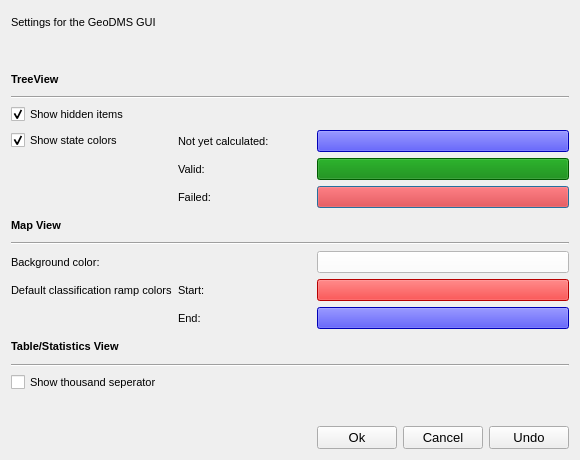
This is qtgui/exe/res/ui/DmsGuiOptionsWindow.ui in ObjectVision/GeoDMS as Qt 5 draws it before an edit. The edited form follows.
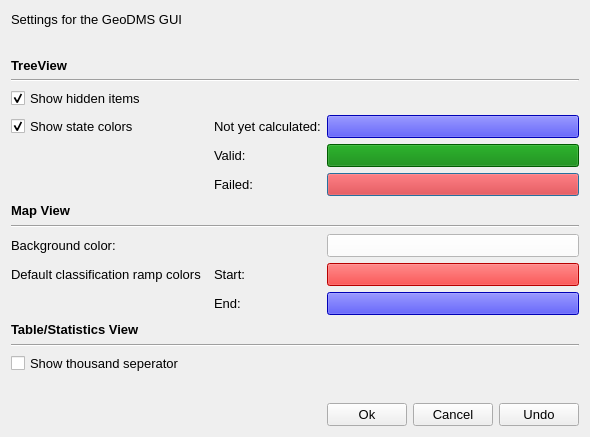
This is the edited form.

Commit message: minimum size removed

Patch:
```diff
--- a/qtgui/exe/res/ui/DmsGuiOptionsWindow.ui
+++ b/qtgui/exe/res/ui/DmsGuiOptionsWindow.ui
@@ -6,8 +6,8 @@
    <rect>
     <x>0</x>
     <y>0</y>
-    <width>580</width>
-    <height>460</height>
+    <width>573</width>
+    <height>437</height>
    </rect>
   </property>
   <property name="sizePolicy">
@@ -18,8 +18,8 @@
   </property>
   <property name="minimumSize">
    <size>
-    <width>1</width>
-    <height>1</height>
+    <width>0</width>
+    <height>0</height>
    </size>
   </property>
   <property name="windowTitle">
@@ -32,7 +32,7 @@
       <widget class="QLabel" name="lbl_mapview">
        <property name="font">
         <font>
-         <pointsize>8</pointsize>
+         <pointsize>10</pointsize>
          <weight>75</weight>
          <bold>true</bold>
         </font>
@@ -46,7 +46,7 @@
       <widget class="QLabel" name="lbl_valid">
        <property name="font">
         <font>
-         <pointsize>8</pointsize>
+         <pointsize>10</pointsize>
         </font>
        </property>
        <property name="text">
@@ -64,16 +64,21 @@
        </property>
        <property name="font">
         <font>
-         <pointsize>8</pointsize>
+         <pointsize>10</pointsize>
         </font>
        </property>
        <property name="text">
-        <string>Default classification ramp colors</string>
+        <string>Default classification ramp colors  </string>
        </property>
       </widget>
      </item>
      <item row="10" column="3">
       <widget class="QPushButton" name="m_failed_color_ti_button">
+       <property name="font">
+        <font>
+         <pointsize>10</pointsize>
+        </font>
+       </property>
        <property name="styleSheet">
         <string notr="true">background-color:red;
 </string>
@@ -87,7 +92,7 @@
       <widget class="QLabel" name="lbl_failed">
        <property name="font">
         <font>
-         <pointsize>8</pointsize>
+         <pointsize>10</pointsize>
         </font>
        </property>
        <property name="text">
@@ -103,6 +108,11 @@
          <verstretch>0</verstretch>
         </sizepolicy>
        </property>
+       <property name="font">
+        <font>
+         <pointsize>10</pointsize>
+        </font>
+       </property>
        <property name="orientation">
         <enum>Qt::Horizontal</enum>
        </property>
@@ -112,7 +122,7 @@
       <widget class="QLabel" name="lbl_background_color">
        <property name="font">
         <font>
-         <pointsize>8</pointsize>
+         <pointsize>10</pointsize>
         </font>
        </property>
        <property name="text">
@@ -164,7 +174,7 @@
       <widget class="QCheckBox" name="m_show_thousand_separator">
        <property name="font">
         <font>
-         <pointsize>8</pointsize>
+         <pointsize>10</pointsize>
         </font>
        </property>
        <property name="text">
@@ -174,6 +184,11 @@
      </item>
      <item row="15" column="3">
       <widget class="QPushButton" name="m_end_color_button">
+       <property name="font">
+        <font>
+         <pointsize>10</pointsize>
+        </font>
+       </property>
        <property name="styleSheet">
         <string notr="true">background-color:blue;
 </string>
@@ -185,6 +200,11 @@
      </item>
      <item row="14" column="3">
       <widget class="QPushButton" name="m_start_color_button">
+       <property name="font">
+        <font>
+         <pointsize>10</pointsize>
+        </font>
+       </property>
        <property name="styleSheet">
         <string notr="true">background-color:red;
 </string>
@@ -196,6 +216,11 @@
      </item>
      <item row="13" column="3">
       <widget class="QPushButton" name="m_background_color_button">
+       <property name="font">
+        <font>
+         <pointsize>10</pointsize>
+        </font>
+       </property>
        <property name="styleSheet">
         <string notr="true">background-color:white;
 </string>
@@ -209,7 +234,7 @@
       <widget class="QLabel" name="lbl_treeview">
        <property name="font">
         <font>
-         <pointsize>8</pointsize>
+         <pointsize>10</pointsize>
          <weight>75</weight>
          <bold>true</bold>
         </font>
@@ -229,7 +254,7 @@
        </property>
        <property name="font">
         <font>
-         <pointsize>8</pointsize>
+         <pointsize>10</pointsize>
         </font>
        </property>
        <property name="text">
@@ -241,7 +266,7 @@
       <widget class="QLabel" name="lbl_table_statistics">
        <property name="font">
         <font>
-         <pointsize>8</pointsize>
+         <pointsize>10</pointsize>
          <weight>75</weight>
          <bold>true</bold>
         </font>
@@ -253,6 +278,11 @@
      </item>
      <item row="20" column="1" colspan="3">
       <widget class="QLabel" name="lbl_empty">
+       <property name="font">
+        <font>
+         <pointsize>10</pointsize>
+        </font>
+       </property>
        <property name="text">
         <string/>
        </property>
@@ -262,7 +292,7 @@
       <widget class="QLabel" name="lbl_title">
        <property name="font">
         <font>
-         <pointsize>8</pointsize>
+         <pointsize>10</pointsize>
         </font>
        </property>
        <property name="text">
@@ -272,6 +302,11 @@
      </item>
      <item row="8" column="3">
       <widget class="QPushButton" name="m_not_calculated_color_ti_button">
+       <property name="font">
+        <font>
+         <pointsize>10</pointsize>
+        </font>
+       </property>
        <property name="styleSheet">
         <string notr="true">background-color:blue;</string>
        </property>
@@ -284,7 +319,7 @@
       <widget class="QCheckBox" name="m_show_state_colors_in_treeview">
        <property name="font">
         <font>
-         <pointsize>8</pointsize>
+         <pointsize>10</pointsize>
         </font>
        </property>
        <property name="text">
@@ -299,7 +334,7 @@
       <widget class="QLabel" name="lbl_end">
        <property name="font">
         <font>
-         <pointsize>8</pointsize>
+         <pointsize>10</pointsize>
         </font>
        </property>
        <property name="text">
@@ -311,7 +346,7 @@
       <widget class="QLabel" name="lbl_not_yet_calculated">
        <property name="font">
         <font>
-         <pointsize>8</pointsize>
+         <pointsize>10</pointsize>
         </font>
        </property>
        <property name="text">
@@ -321,6 +356,11 @@
      </item>
      <item row="5" column="1" colspan="3">
       <widget class="Line" name="line">
+       <property name="font">
+        <font>
+         <pointsize>10</pointsize>
+        </font>
+       </property>
        <property name="orientation">
         <enum>Qt::Horizontal</enum>
        </property>
@@ -328,6 +368,11 @@
      </item>
      <item row="12" column="1" colspan="3">
       <widget class="Line" name="line_2">
+       <property name="font">
+        <font>
+         <pointsize>10</pointsize>
+        </font>
+       </property>
        <property name="orientation">
         <enum>Qt::Horizontal</enum>
        </property>
@@ -335,6 +380,11 @@
      </item>
      <item row="9" column="3">
       <widget class="QPushButton" name="m_valid_color_ti_button">
+       <property name="font">
+        <font>
+         <pointsize>10</pointsize>
+        </font>
+       </property>
        <property name="styleSheet">
         <string notr="true">background-color:green;
 </string>
@@ -348,7 +398,7 @@
       <widget class="QCheckBox" name="m_show_hidden_items">
        <property name="font">
         <font>
-         <pointsize>8</pointsize>
+         <pointsize>10</pointsize>
         </font>
        </property>
        <property name="text">
```
